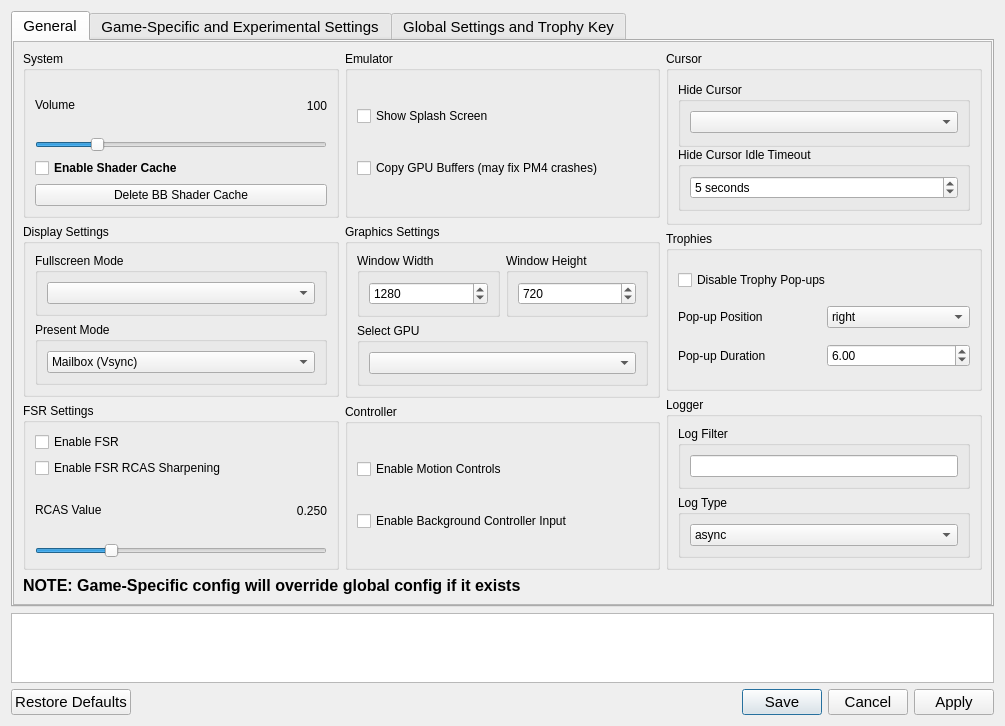
First picture: the form in settings/ShadSettings.ui, repository rainmakerv3/BB_Launcher, before the edit.
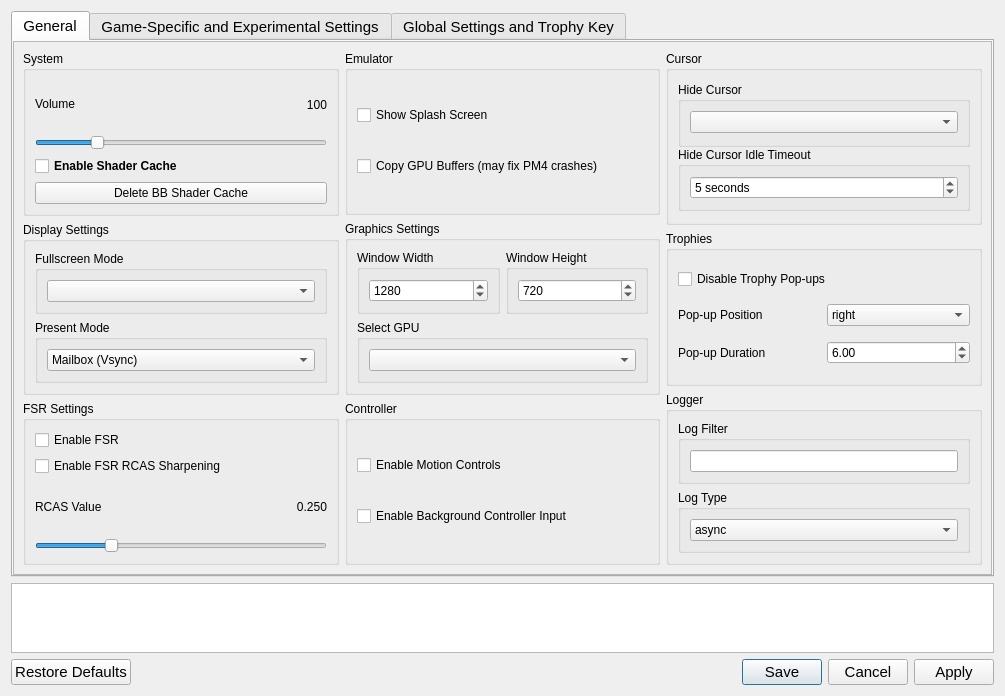
Second picture: the form after the edit. The open tabs and pages were chosen to show the change. Icons and pictures are not drawn.

Commit message: combine global/game-specific settings dialog into one

What changed in the file:
```diff
--- a/settings/ShadSettings.ui
+++ b/settings/ShadSettings.ui
@@ -10,7 +10,7 @@
     <x>0</x>
     <y>0</y>
     <width>1005</width>
-    <height>726</height>
+    <height>696</height>
    </rect>
   </property>
   <property name="sizePolicy">
@@ -66,10 +66,10 @@
          <x>0</x>
          <y>0</y>
          <width>981</width>
-         <height>562</height>
+         <height>532</height>
         </rect>
        </property>
-       <layout class="QVBoxLayout" name="generalTabVLayout" stretch="0,0">
+       <layout class="QVBoxLayout" name="generalTabVLayout" stretch="0">
         <item>
          <layout class="QHBoxLayout" name="mainHLayout">
           <item>
@@ -709,25 +709,6 @@
           </item>
          </layout>
         </item>
-        <item>
-         <widget class="QLabel" name="label_4">
-          <property name="sizePolicy">
-           <sizepolicy hsizetype="Preferred" vsizetype="Fixed">
-            <horstretch>0</horstretch>
-            <verstretch>0</verstretch>
-           </sizepolicy>
-          </property>
-          <property name="font">
-           <font>
-            <pointsize>12</pointsize>
-            <bold>true</bold>
-           </font>
-          </property>
-          <property name="text">
-           <string>NOTE: Game-Specific config will override global config if it exists</string>
-          </property>
-         </widget>
-        </item>
        </layout>
       </widget>
      </widget>
```
Left out of the diff: 2 changed lines with no effect on the pictures. The commit also changes 4 other files.
